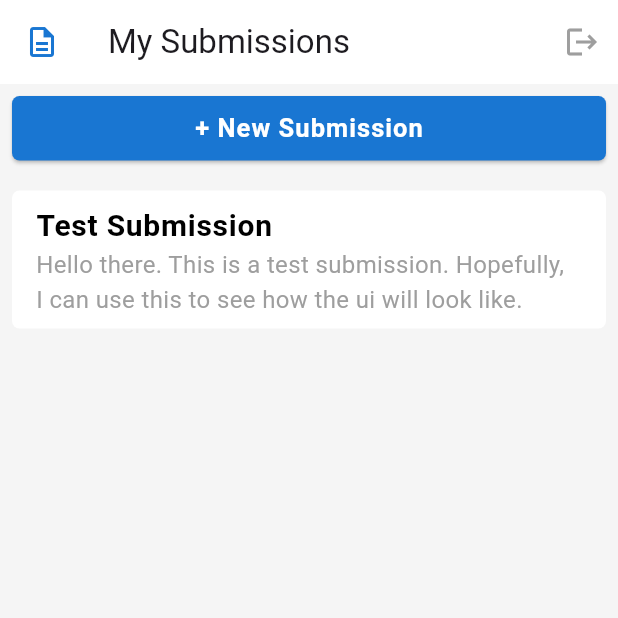
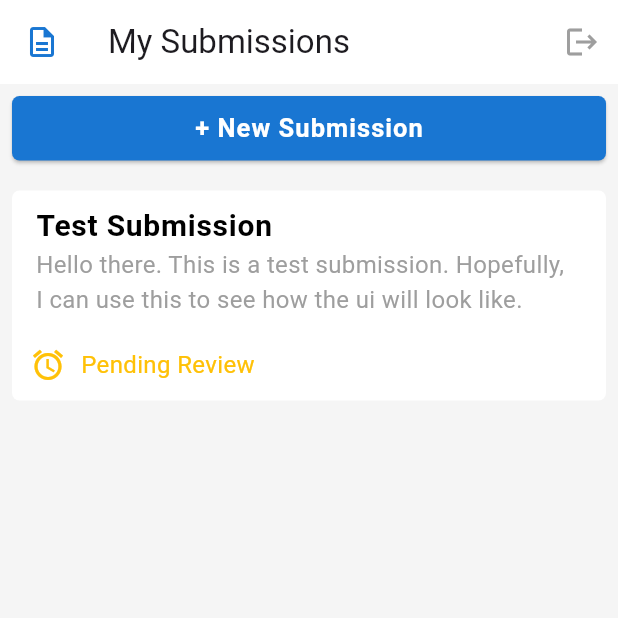
Before and after one commit to DanielLeke/TurnIn-App, a Flutter app: the screen it shows after launch, on a phone screen of 412 x 824 dp, the top half of it. Run offline on Flutter 3.47's test engine with Material 3 defaults, Android fonts, the phone set to English and light mode, and no system bars; our stand-ins replace get; Roboto replaces fonts that are missing (Sans Serif).

Commit message:
Created a widget to show the Submission's status

```diff
--- a/lib/students/students_page.dart
+++ b/lib/students/students_page.dart
@@ -62,7 +62,28 @@ class Submission extends StatelessWidget {
         color: Colors.white,
         borderRadius: BorderRadius.circular(5),
       ),
-      child: Column(children: [SubmissionContent()]),
+      child: Column(children: [SubmissionContent(), SubmissionStatus()]),
+    );
+  }
+}
+
+class SubmissionStatus extends StatelessWidget {
+  const SubmissionStatus({super.key});
+
+  @override
+  Widget build(BuildContext context) {
+    return Padding(
+      padding: const EdgeInsets.all(12.0),
+      child: Row(
+        children: [
+          Icon(Icons.alarm, color: Colors.amber),
+          SizedBox(width: 10),
+          Text(
+            'Pending Review',
+            style: TextStyle(color: Colors.amber, fontSize: 16),
+          ),
+        ],
+      ),
     );
   }
 }
```
